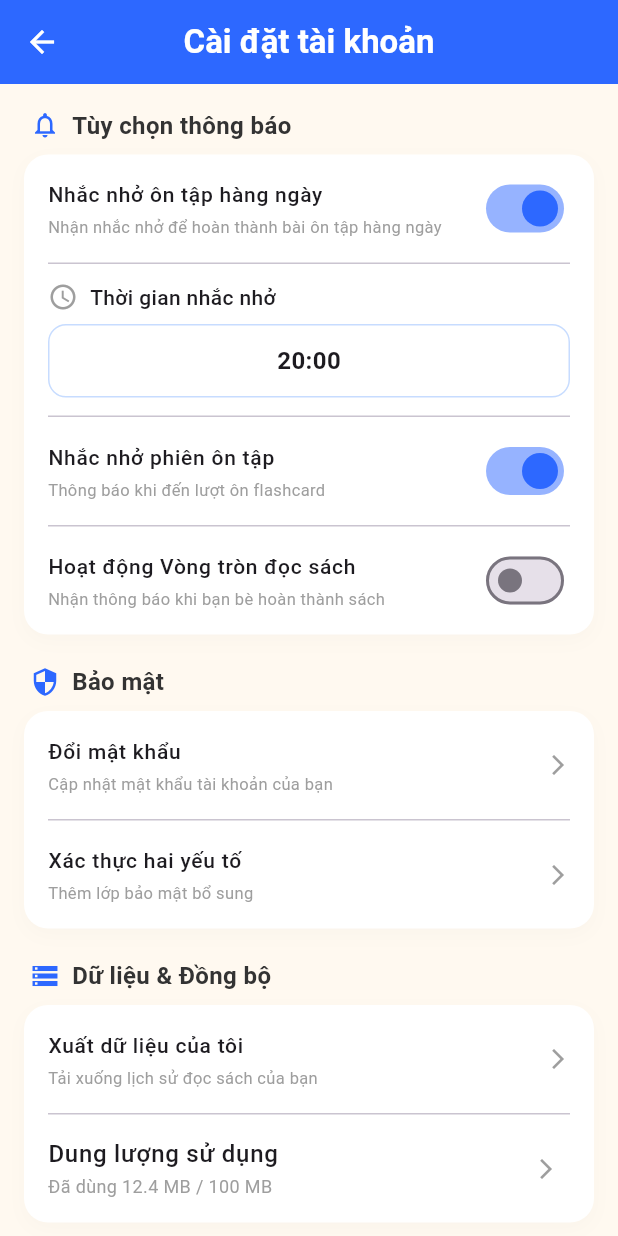
After one commit to BTL-Mobile/Reading_Book_App, a Flutter app: the SettingsScreen screen opened directly, on a phone screen of 412 x 824 dp. The commit adds this screen. Run offline on Flutter 3.47's test engine with Material 3 defaults, Android fonts, the phone set to English and light mode, and no system bars; our stand-ins replace cloud_firestore, firebase_auth, firebase_core; accounts and stored records are empty.

Commit message:
Cập nhật màn hình cài đặt tài khoản và logic đăng xuất

```diff
--- a/lib/Home/home_screen.dart
+++ b/lib/Home/home_screen.dart
@@ -2,8 +2,9 @@ import 'package:flutter/material.dart';
 import 'add_book_dialog.dart';
 import 'update_proress_dialog.dart';
 import 'book_reading_screen.dart';
-import '../services/book_service.dart'; // Add this import
-import '../models/book_model.dart'; // Add this import
+import '../services/book_service.dart';
+import '../models/book_model.dart';
+import 'settings_screen.dart';
 
 class HomeScreen extends StatefulWidget {
   const HomeScreen({super.key});
@@ -162,7 +163,13 @@ class _HomeScreenState extends State<HomeScreen> {
             ],
           ),
           IconButton(
-            onPressed: () {},
+            onPressed: () {
+              // Open settings
+              Navigator.push(
+                context,
+                MaterialPageRoute(builder: (context) => const SettingsScreen()),
+              );
+            },
             icon: const Icon(Icons.settings, color: Colors.white),
           ),
         ],
--- /dev/null
+++ b/lib/Home/settings_screen.dart
@@ -0,0 +1,346 @@
+import 'package:flutter/material.dart';
+import '../services/auth_service.dart';
+import '../auth/auth_screen.dart';
+
+class SettingsScreen extends StatefulWidget {
+  const SettingsScreen({super.key});
+
+  @override
+  State<SettingsScreen> createState() => _SettingsScreenState();
+}
+
+class _SettingsScreenState extends State<SettingsScreen> {
+  // 1. Khởi tạo Service
+  final AuthService _authService = AuthService();
+
+  // Các biến trạng thái cho giao diện (Switch)
+  bool _remindStudy = true;
+  bool _remindSession = true;
+  bool _readingCircle = false;
+
+  // --- HÀM XỬ LÝ ĐĂNG XUẤT ---
+  Future<void> _handleLogout() async {
+    try {
+      // Gọi Service để đăng xuất khỏi Firebase
+      await _authService.logout();
+
+      // Kiểm tra xem màn hình còn tồn tại không trước khi chuyển trang
+      if (mounted) {
+        Navigator.of(context).pushAndRemoveUntil(
+          MaterialPageRoute(builder: (context) => const AuthScreen()),
+          (route) => false,
+        );
+      }
+    } catch (e) {
+      if (mounted) {
+        ScaffoldMessenger.of(
+          context,
+        ).showSnackBar(SnackBar(content: Text("Lỗi đăng xuất: $e")));
+      }
+    }
+  }
+
+  @override
+  Widget build(BuildContext context) {
+    return Scaffold(
+      backgroundColor: const Color(0xFFFFF9F0), // Màu nền kem nhạt
+      appBar: AppBar(
+        backgroundColor: const Color(0xFF2D68FF), // Màu xanh chủ đạo
+        elevation: 0,
+        leading: IconButton(
+          icon: const Icon(Icons.arrow_back, color: Colors.white),
+          onPressed: () => Navigator.pop(context),
+        ),
+        title: const Text(
+          "Cài đặt tài khoản",
+          style: TextStyle(color: Colors.white, fontWeight: FontWeight.bold),
+        ),
+        centerTitle: true,
+      ),
+      body: SingleChildScrollView(
+        padding: const EdgeInsets.all(16.0),
+        child: Column(
+          children: [
+            // 1. Phần Tùy chọn thông báo
+            _buildSectionContainer(
+              title: "Tùy chọn thông báo",
+              icon: Icons.notifications_none,
+              children: [
+                _buildSwitchTile(
+                  "Nhắc nhở ôn tập hàng ngày",
+                  "Nhận nhắc nhở để hoàn thành bài ôn tập hàng ngày",
+                  _remindStudy,
+                  (val) => setState(() => _remindStudy = val),
+                ),
+                const Divider(height: 1, indent: 16, endIndent: 16),
+
+                // Ô chọn giờ (Giả lập)
+                Padding(
+                  padding: const EdgeInsets.symmetric(
+                    horizontal: 16,
+                    vertical: 12,
+                  ),
+                  child: Column(
+                    crossAxisAlignment: CrossAxisAlignment.start,
+                    children: [
+                      const Row(
+                        children: [
+                          Icon(Icons.access_time, size: 20, color: Colors.grey),
+                          SizedBox(width: 8),
+                          Text(
+                            "Thời gian nhắc nhở",
+                            style: TextStyle(fontWeight: FontWeight.w500),
+                          ),
+                        ],
+                      ),
+                      const SizedBox(height: 8),
+                      Container(
+                        padding: const EdgeInsets.all(12),
+                        decoration: BoxDecoration(
+                          border: Border.all(
+                            color: Colors.blueAccent.withOpacity(0.3),
+                          ),
+                          borderRadius: BorderRadius.circular(12),
+                          color: Colors.white,
+                        ),
+                        child: const Row(
+                          mainAxisAlignment: MainAxisAlignment.center,
+                          children: [
+                            Text(
+                              "20:00",
+                              style: TextStyle(
+                                fontSize: 16,
+                                fontWeight: FontWeight.bold,
+                              ),
+                            ),
+                          ],
+                        ),
+                      ),
+                    ],
+                  ),
+                ),
+
+                const Divider(height: 1, indent: 16, endIndent: 16),
+                _buildSwitchTile(
+                  "Nhắc nhở phiên ôn tập",
+                  "Thông báo khi đến lượt ôn flashcard",
+                  _remindSession,
+                  (val) => setState(() => _remindSession = val),
+                ),
+                const Divider(height: 1, indent: 16, endIndent: 16),
+                _buildSwitchTile(
+                  "Hoạt động Vòng tròn đọc sách",
+                  "Nhận thông báo khi bạn bè hoàn thành sách",
+                  _readingCircle,
+                  (val) => setState(() => _readingCircle = val),
+                ),
+              ],
+            ),
+            const SizedBox(height: 20),
+
+            // 2. Phần Bảo mật
+            _buildSectionContainer(
+              title: "Bảo mật",
+              icon: Icons.security,
+              children: [
+                _buildListTile(
+                  "Đổi mật khẩu",
+                  "Cập nhật mật khẩu tài khoản của bạn",
+                ),
+                const Divider(height: 1, indent: 16, endIndent: 16),
+                _buildListTile(
+                  "Xác thực hai yếu tố",
+                  "Thêm lớp bảo mật bổ sung",
+                ),
+              ],
+            ),
+            const SizedBox(height: 20),
+
+            // 3. Phần Dữ liệu & Đồng bộ
+            _buildSectionContainer(
+              title: "Dữ liệu & Đồng bộ",
+              icon: Icons.storage_outlined,
+              children: [
+                _buildListTile(
+                  "Xuất dữ liệu của tôi",
+                  "Tải xuống lịch sử đọc sách của bạn",
+                ),
+                const Divider(height: 1, indent: 16, endIndent: 16),
+                ListTile(
+                  title: const Text(
+                    "Dung lượng sử dụng",
+                    style: TextStyle(fontWeight: FontWeight.w500),
+                  ),
+                  subtitle: const Text(
+                    "Đã dùng 12.4 MB / 100 MB",
+                    style: TextStyle(fontSize: 12, color: Colors.grey),
+                  ),
+                  trailing: const Icon(
+                    Icons.arrow_forward_ios,
+                    size: 16,
+                    color: Colors.grey,
+                  ),
+                  onTap: () {},
+                ),
+              ],
+            ),
+            const SizedBox(height: 20),
+
+            // 4. Các mục thông tin khác
+            _buildSimpleTile("Chính sách bảo mật"),
+            _buildSimpleTile("Điều khoản dịch vụ"),
+            Padding(
+              padding: const EdgeInsets.symmetric(horizontal: 16, vertical: 12),
+              child: Row(
+                mainAxisAlignment: MainAxisAlignment.spaceBetween,
+                children: [
+                  const Text(
+                    "Phiên bản ứng dụng",
+                    style: TextStyle(fontWeight: FontWeight.w500),
+                  ),
+                  Text("1.0.0", style: TextStyle(color: Colors.grey[600])),
+                ],
+              ),
+            ),
+
+            const SizedBox(height: 30),
+
+            // 5. NÚT ĐĂNG XUẤT
+            SizedBox(
+              width: double.infinity,
+              height: 50,
+              child: OutlinedButton.icon(
+                onPressed: _handleLogout, // Gọi hàm đăng xuất
+                icon: const Icon(Icons.logout, color: Colors.redAccent),
+                label: const Text(
+                  "Đăng xuất",
+                  style: TextStyle(
+                    color: Colors.redAccent,
+                    fontSize: 16,
+                    fontWeight: FontWeight.bold,
+                  ),
+                ),
+                style: OutlinedButton.styleFrom(
+                  side: const BorderSide(color: Colors.redAccent),
+                  shape: RoundedRectangleBorder(
+                    borderRadius: BorderRadius.circular(12),
+                  ),
+                  backgroundColor: Colors.white,
+                ),
+              ),
+            ),
+            const SizedBox(height: 30),
+          ],
+        ),
+      ),
+    );
+  }
+
+  // Container chung cho mỗi phần (Section)
+  Widget _buildSectionContainer({
+    required String title,
+    required IconData icon,
+    required List<Widget> children,
+  }) {
+    return Column(
+      crossAxisAlignment: CrossAxisAlignment.start,
+      children: [
+        Padding(
+          padding: const EdgeInsets.only(left: 4, bottom: 8),
+          child: Row(
+            children: [
+              Icon(icon, size: 20, color: const Color(0xFF2D68FF)),
+              const SizedBox(width: 8),
+              Text(
+                title,
+                style: const TextStyle(
+                  fontSize: 16,
+                  fontWeight: FontWeight.bold,
+                  color: Color(0xFF333333),
+                ),
+              ),
+            ],
+          ),
+        ),
+        Container(
+          decoration: BoxDecoration(
+            color: Colors.white,
+            borderRadius: BorderRadius.circular(16),
+            boxShadow: [
+              BoxShadow(
+                color: Colors.black.withOpacity(0.02),
+                blurRadius: 10,
+                offset: const Offset(0, 4),
+              ),
+            ],
+          ),
+          child: Column(children: children),
+        ),
+      ],
+    );
+  }
+
+  // Mục Switch (Bật/Tắt)
+  Widget _buildSwitchTile(
+    String title,
+    String subtitle,
+    bool value,
+    Function(bool) onChanged,
+  ) {
+    return SwitchListTile(
+      title: Text(
+        title,
+        style: const TextStyle(fontWeight: FontWeight.w500, fontSize: 14),
+      ),
+      subtitle: Text(
+        subtitle,
+        style: const TextStyle(fontSize: 11, color: Colors.grey),
+      ),
+      value: value,
+      onChanged: onChanged,
+      activeColor: const Color(0xFF2D68FF),
+      contentPadding: const EdgeInsets.symmetric(horizontal: 16),
+    );
+  }
+
+  // Mục List Tile thông thường (có mũi tên)
+  Widget _buildListTile(String title, String subtitle) {
+    return ListTile(
+      title: Text(
+        title,
+        style: const TextStyle(fontWeight: FontWeight.w500, fontSize: 14),
+      ),
+      subtitle: Text(
+        subtitle,
+        style: const TextStyle(fontSize: 11, color: Colors.grey),
+      ),
+      trailing: const Icon(
+        Icons.arrow_forward_ios,
+        size: 16,
+        color: Colors.grey,
+      ),
+      contentPadding: const EdgeInsets.symmetric(horizontal: 16),
+      onTap: () {},
+    );
+  }
+
+  // Mục đơn giản (cho Chính sách, điều khoản...)
+  Widget _buildSimpleTile(String title) {
+    return Container(
+      margin: const EdgeInsets.only(bottom: 10),
+      decoration: BoxDecoration(
+        color: Colors.white,
+        borderRadius: BorderRadius.circular(12),
+      ),
+      child: ListTile(
+        title: Text(title, style: const TextStyle(fontWeight: FontWeight.w500)),
+        trailing: const Icon(
+          Icons.arrow_forward_ios,
+          size: 16,
+          color: Colors.grey,
+        ),
+        onTap: () {},
+      ),
+    );
+  }
+}
```
